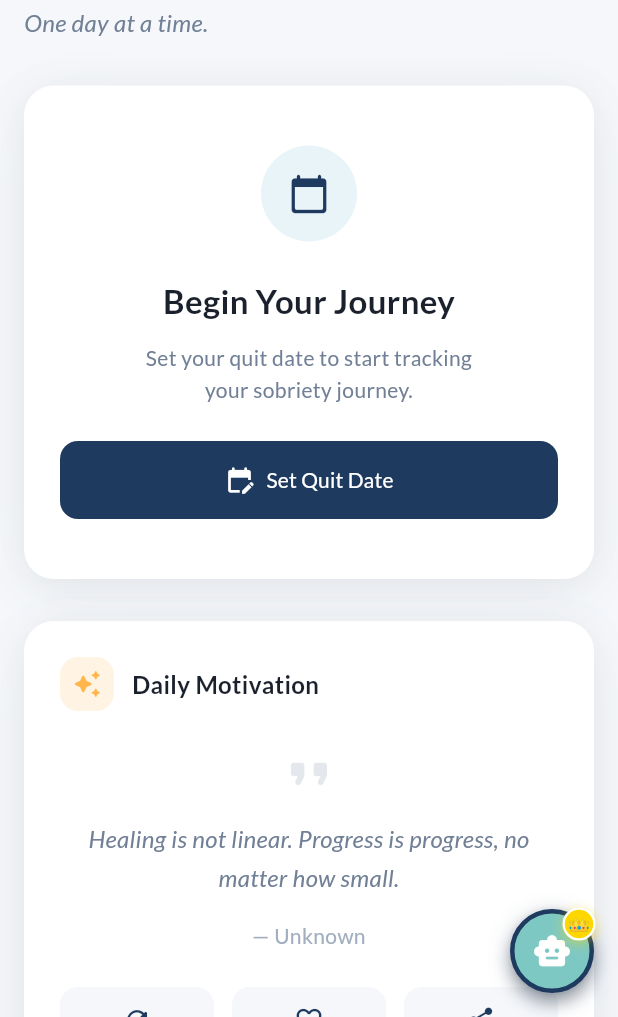
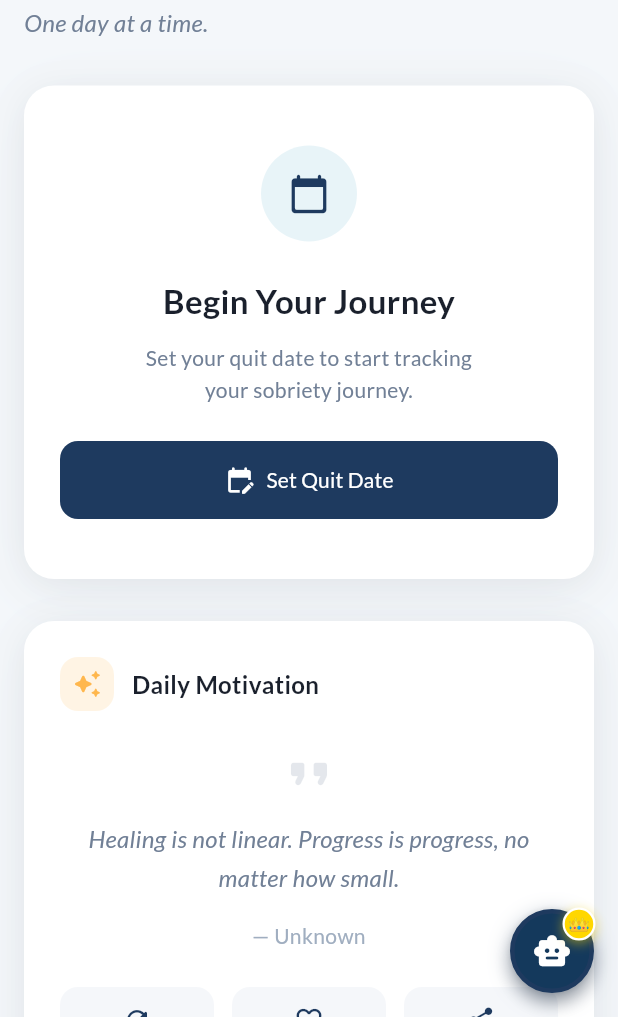
Before and after one commit to usama923-source/Sobriety-Counter, a Flutter app: the screen it shows after launch, after a tap on "Skip", after a tap on "Start My Journey", after a tap on "New Quote", on a phone screen of 412 x 824 dp, the part 219-1236 px from its top. Run offline on Flutter 3.47's test engine with Material 3 defaults, Android fonts, the phone set to English and light mode, and no system bars; our stand-ins replace cloud_firestore, firebase_analytics, firebase_core, flutter_local_notifications, flutter_riverpod, flutter_timezone and 3 more; accounts and stored records are empty.

Commit message:
60-30-10 theme
🤖 Generated with Codebuff
Co-Authored-By: Codebuff <noreply@codebuff.com>

```diff
--- a/lib/constants/app_colors.dart
+++ b/lib/constants/app_colors.dart
@@ -50,8 +50,59 @@ class AppColors {
   static const Color textOnDark = Color(0xFFF7FAFC);
   static const Color textOnDarkSecondary = Color(0xFFB0BEC5);
 
+  // ── 60-30-10 Theme ───────────────────────────────────────────────────────
+  // 30% Primary
+  static const Color primaryLight = Color(0xFF14395C);
+  static const Color onPrimaryLight = Color(0xFFFFFFFF);
+  static const Color primaryDark = Color(0xFF9CC3E0);
+  static const Color onPrimaryDark = Color(0xFF0B1E30);
+
+  // 10% Accent (fills and icons only — never text, never under white text)
+  static const Color accent = Color(0xFF70B0D0);
+
+  // 60% Neutral backgrounds
+  static const Color bgLight = Color(0xFFF4F7FA);
+  static const Color surfaceLight = Color(0xFFFFFFFF);
+  static const Color surfaceAltLight = Color(0xFFE9EEF5);
+  static const Color bgDark = Color(0xFF0F1B2B);
+  static const Color surfaceDark = Color(0xFF16263A);
+  static const Color surfaceAltDark = Color(0xFF1E3350);
+
+  // Success text
+  static const Color successTextLight = Color(0xFF2E7D32);
+  static const Color successTextDark = Color(0xFF81C784);
+
+  // Secondary text on light surfaces
+  static const Color secondaryTextLight = Color(0xFF4A5568);
+
   // ── Shadows ──────────────────────────────────────────────────────────────
   static Color shadowLight = Colors.black.withValues(alpha: 0.06);
   static Color shadowDark = Colors.black.withValues(alpha: 0.20);
   static Color shadowAccent = const Color(0xFF1E3A5F).withValues(alpha: 0.15);
 }
+
+/// Theme-aware color helpers for the 60-30-10 palette.
+///
+/// Use these instead of repeating `isDark ? ... : ...` for these roles.
+extension AppThemeColors on BuildContext {
+  bool get isDarkMode => Theme.of(this).brightness == Brightness.dark;
+
+  /// 30% — the single brand primary (deep navy in light, sky blue in dark).
+  Color get primary =>
+      isDarkMode ? AppColors.primaryDark : AppColors.primaryLight;
+
+  /// Text/icon color to place on top of [primary].
+  Color get onPrimary =>
+      isDarkMode ? AppColors.onPrimaryDark : AppColors.onPrimaryLight;
+
+  /// 10% — accent for fills and icons only (never text, never under white).
+  Color get accent => AppColors.accent;
+
+  /// Secondary body text color with adequate contrast in both modes.
+  Color get secondaryText =>
+      isDarkMode ? AppColors.textOnDarkSecondary : AppColors.secondaryTextLight;
+
+  /// Success text color with adequate contrast in both modes.
+  Color get successText =>
+      isDarkMode ? AppColors.successTextDark : AppColors.successTextLight;
+}
--- a/lib/screens/home_screen.dart
+++ b/lib/screens/home_screen.dart
@@ -518,7 +518,7 @@ return Scaffold(
         width: 56,
         height: 56,
         decoration: BoxDecoration(
-          color: AppColors.softTeal,
+          color: context.primary,
           shape: BoxShape.circle,
           boxShadow: [
             BoxShadow(
@@ -535,11 +535,11 @@ return Scaffold(
         child: Stack(
           clipBehavior: Clip.none,
           children: [
-            const Center(
+            Center(
               child: Icon(
                 Icons.smart_toy_rounded,
                 size: 26,
-                color: Colors.white,
+                color: context.onPrimary,
               ),
             ),
             // Gold crown badge overlay on top-right
--- a/lib/theme/app_theme.dart
+++ b/lib/theme/app_theme.dart
@@ -10,28 +10,28 @@ class AppTheme {
   // ── Light Theme ──────────────────────────────────────────────────────────
   static ThemeData get light {
     final colorScheme = ColorScheme.light(
-      primary: AppColors.navyBlue,
-      onPrimary: AppColors.white,
-      primaryContainer: AppColors.mint,
-      onPrimaryContainer: AppColors.navyBlueDark,
-      secondary: AppColors.skyBlue,
-      onSecondary: AppColors.white,
-      secondaryContainer: AppColors.skyBlueLight,
-      onSecondaryContainer: AppColors.navyBlueDark,
-      tertiary: AppColors.softTeal,
-      onTertiary: AppColors.white,
-      tertiaryContainer: AppColors.mint,
-      onTertiaryContainer: AppColors.navyBlueDark,
+      primary: AppColors.primaryLight,
+      onPrimary: AppColors.onPrimaryLight,
+      primaryContainer: AppColors.surfaceAltLight,
+      onPrimaryContainer: AppColors.primaryLight,
+      secondary: AppColors.accent,
+      onSecondary: AppColors.onPrimaryDark,
+      secondaryContainer: AppColors.surfaceAltLight,
+      onSecondaryContainer: AppColors.onPrimaryDark,
+      tertiary: AppColors.accent,
+      onTertiary: AppColors.onPrimaryDark,
+      tertiaryContainer: AppColors.surfaceAltLight,
+      onTertiaryContainer: AppColors.primaryLight,
       error: AppColors.softRed,
       onError: AppColors.white,
       errorContainer: AppColors.softRedLight.withValues(alpha: 0.2),
       onErrorContainer: AppColors.softRed,
-      surface: AppColors.white,
+      surface: AppColors.surfaceLight,
       onSurface: AppColors.textPrimary,
-      onSurfaceVariant: AppColors.textSecondary,
+      onSurfaceVariant: AppColors.secondaryTextLight,
       outline: AppColors.textTertiary,
-      outlineVariant: AppColors.lightGrayAlt,
-      surfaceTint: AppColors.navyBlue,
+      outlineVariant: AppColors.surfaceAltLight,
+      surfaceTint: AppColors.primaryLight,
       shadow: AppColors.shadowLight,
     );
 
@@ -52,21 +52,21 @@ class AppTheme {
       appBarTheme: AppBarTheme(
         elevation: 0,
         scrolledUnderElevation: 0.5,
-        backgroundColor: AppColors.white,
-        foregroundColor: AppColors.textPrimary,
+        backgroundColor: AppColors.surfaceLight,
+        foregroundColor: AppColors.primaryLight,
         centerTitle: true,
         titleTextStyle: TextStyle(
           fontSize: 18,
           fontWeight: FontWeight.w600,
-          color: AppColors.textPrimary,
+          color: AppColors.primaryLight,
         ),
       ),
 
       // ── Card ────────────────────────────────────────────────────────────
       cardTheme: CardThemeData(
         elevation: 0,
-        color: AppColors.white,
-        surfaceTintColor: AppColors.white,
+        color: AppColors.surfaceLight,
+        surfaceTintColor: AppColors.surfaceLight,
         shadowColor: AppColors.shadowLight,
         shape: RoundedRectangleBorder(
           borderRadius: BorderRadius.circular(AppConstants.radiusLg),
@@ -82,9 +82,9 @@ class AppTheme {
       elevatedButtonTheme: ElevatedButtonThemeData(
         style: ElevatedButton.styleFrom(
           elevation: 0,
-          backgroundColor: AppColors.navyBlue,
-          foregroundColor: AppColors.white,
-          disabledBackgroundColor: AppColors.lightGrayAlt,
+          backgroundColor: AppColors.primaryLight,
+          foregroundColor: AppColors.onPrimaryLight,
+          disabledBackgroundColor: AppColors.surfaceAltLight,
           disabledForegroundColor: AppColors.textTertiary,
           shadowColor: AppColors.shadowAccent,
           padding: const EdgeInsets.symmetric(
@@ -101,8 +101,8 @@ class AppTheme {
       outlinedButtonTheme: OutlinedButtonThemeData(
         style: OutlinedButton.styleFrom(
           elevation: 0,
-          foregroundColor: AppColors.navyBlue,
-          side: const BorderSide(color: AppColors.navyBlue, width: 1.5),
+          foregroundColor: AppColors.primaryLight,
+          side: const BorderSide(color: AppColors.primaryLight, width: 1.5),
           disabledForegroundColor: AppColors.textTertiary,
           padding: const EdgeInsets.symmetric(
             horizontal: AppConstants.spacingLg,
@@ -117,7 +117,7 @@ class AppTheme {
       // ── Text Button ─────────────────────────────────────────────────────
       textButtonTheme: TextButtonThemeData(
         style: TextButton.styleFrom(
-          foregroundColor: AppColors.navyBlue,
+          foregroundColor: AppColors.primaryLight,
           disabledForegroundColor: AppColors.textTertiary,
           padding: const EdgeInsets.symmetric(
             horizontal: AppConstants.spacingMd,
@@ -132,8 +132,8 @@ class AppTheme {
       // ── Floating Action Button ──────────────────────────────────────────
       floatingActionButtonTheme: FloatingActionButtonThemeData(
         elevation: 0,
-        backgroundColor: AppColors.navyBlue,
-        foregroundColor: AppColors.white,
+        backgroundColor: AppColors.primaryLight,
+        foregroundColor: AppColors.onPrimaryLight,
         shape: RoundedRectangleBorder(
           borderRadius: BorderRadius.circular(AppConstants.radiusMd),
         ),
@@ -142,7 +142,7 @@ class AppTheme {
       // ── Input Decoration ────────────────────────────────────────────────
       inputDecorationTheme: InputDecorationTheme(
         filled: true,
-        fillColor: AppColors.lightGray,
+        fillColor: AppColors.surfaceAltLight,
         contentPadding: const EdgeInsets.symmetric(
           horizontal: AppConstants.spacingMd,
           vertical: AppConstants.spacingMd,
@@ -157,7 +157,7 @@ class AppTheme {
         ),
         focusedBorder: OutlineInputBorder(
           borderRadius: BorderRadius.circular(AppConstants.radiusSm),
-          borderSide: const BorderSide(color: AppColors.navyBlue, width: 2),
+          borderSide: const BorderSide(color: AppColors.primaryLight, width: 2),
         ),
         errorBorder: OutlineInputBorder(
           borderRadius: BorderRadius.circular(AppConstants.radiusSm),
@@ -193,8 +193,8 @@ class AppTheme {
       // ── Bottom Navigation ───────────────────────────────────────────────
       bottomNavigationBarTheme: BottomNavigationBarThemeData(
         elevation: 0,
-        backgroundColor: AppColors.white,
-        selectedItemColor: AppColors.navyBlue,
+        backgroundColor: AppColors.surfaceLight,
+        selectedItemColor: AppColors.primaryLight,
         unselectedItemColor: AppColors.textTertiary,
         type: BottomNavigationBarType.fixed,
         selectedLabelStyle: TextStyle(
@@ -209,31 +209,31 @@ class AppTheme {
 
       // ── Navigation Rail ─────────────────────────────────────────────────
       navigationRailTheme: NavigationRailThemeData(
-        backgroundColor: AppColors.white,
-        indicatorColor: AppColors.mint,
+        backgroundColor: AppColors.surfaceLight,
+        indicatorColor: AppColors.surfaceAltLight,
         labelType: NavigationRailLabelType.all,
       ),
 
       // ── Drawer ──────────────────────────────────────────────────────────
       drawerTheme: const DrawerThemeData(
-        backgroundColor: AppColors.white,
+        backgroundColor: AppColors.surfaceLight,
         elevation: 0,
       ),
 
       // ── Divider ─────────────────────────────────────────────────────────
       dividerTheme: const DividerThemeData(
-        color: AppColors.lightGrayAlt,
+        color: AppColors.surfaceAltLight,
         thickness: 1,
         space: 1,
       ),
 
       // ── Chip ────────────────────────────────────────────────────────────
       chipTheme: ChipThemeData(
-        backgroundColor: AppColors.mint,
+        backgroundColor: AppColors.surfaceAltLight,
         labelStyle: TextStyle(
           fontSize: 13,
           fontWeight: FontWeight.w500,
-          color: AppColors.navyBlueDark,
+          color: AppColors.primaryLight,
         ),
         shape: RoundedRectangleBorder(
           borderRadius: BorderRadius.circular(AppConstants.radiusSm),
@@ -246,11 +246,11 @@ class AppTheme {
       ),
 
       // ── Scaffold ────────────────────────────────────────────────────────
-      scaffoldBackgroundColor: AppColors.lightGray,
+      scaffoldBackgroundColor: AppColors.bgLight,
 
       // ── Bottom Sheet ────────────────────────────────────────────────────
       bottomSheetTheme: const BottomSheetThemeData(
-        backgroundColor: AppColors.white,
+        backgroundColor: AppColors.surfaceLight,
         surfaceTintColor: Colors.transparent,
         shape: RoundedRectangleBorder(
           borderRadius: BorderRadius.only(
@@ -262,22 +262,22 @@ class AppTheme {
 
       // ── Dialog ──────────────────────────────────────────────────────────
       dialogTheme: DialogThemeData(
-        backgroundColor: AppColors.white,
+        backgroundColor: AppColors.surfaceLight,
         surfaceTintColor: Colors.transparent,
         shape: RoundedRectangleBorder(
           borderRadius: BorderRadius.circular(AppConstants.radiusLg),
         ),
       ),      // ── Progress Indicator ──────────────────────────────────────────────
       progressIndicatorTheme: const ProgressIndicatorThemeData(
-        color: AppColors.navyBlue,
-        linearTrackColor: AppColors.mint,
-        circularTrackColor: AppColors.mint,
+        color: AppColors.primaryLight,
+        linearTrackColor: AppColors.surfaceAltLight,
+        circularTrackColor: AppColors.surfaceAltLight,
       ),
 
       // ── Tooltip ─────────────────────────────────────────────────────────
       tooltipTheme: TooltipThemeData(
         decoration: BoxDecoration(
-          color: AppColors.navyBlueDark,
+          color: AppColors.primaryLight,
           borderRadius: BorderRadius.circular(AppConstants.radiusSm),
         ),
         textStyle: TextStyle(
@@ -292,28 +292,28 @@ class AppTheme {
   // ── Dark Theme ───────────────────────────────────────────────────────────
   static ThemeData get dark {
     final colorScheme = ColorScheme.dark(
-      primary: AppColors.skyBlueLight,
-      onPrimary: AppColors.navyBlueDark,
-      primaryContainer: AppColors.navyBlue,
-      onPrimaryContainer: AppColors.mint,
-      secondary: AppColors.skyBlue,
-      onSecondary: AppColors.navyBlueDark,
-      secondaryContainer: AppColors.navyBlue,
-      onSecondaryContainer: AppColors.skyBlueLight,
-      tertiary: AppColors.softTeal,
-      onTertiary: AppColors.navyBlueDark,
-      tertiaryContainer: AppColors.navyBlue,
-      onTertiaryContainer: AppColors.mint,
+      primary: AppColors.primaryDark,
+      onPrimary: AppColors.onPrimaryDark,
+      primaryContainer: AppColors.surfaceAltDark,
+      onPrimaryContainer: AppColors.primaryDark,
+      secondary: AppColors.accent,
+      onSecondary: AppColors.onPrimaryDark,
+      secondaryContainer: AppColors.surfaceAltDark,
+      onSecondaryContainer: AppColors.primaryDark,
+      tertiary: AppColors.accent,
+      onTertiary: AppColors.onPrimaryDark,
+      tertiaryContainer: AppColors.surfaceAltDark,
+      onTertiaryContainer: AppColors.primaryDark,
       error: AppColors.softRedLight,
-      onError: AppColors.navyBlueDark,
+      onError: AppColors.onPrimaryDark,
       errorContainer: AppColors.softRed.withValues(alpha: 0.2),
       onErrorContainer: AppColors.softRedLight,
-      surface: AppColors.darkSurface,
+      surface: AppColors.surfaceDark,
       onSurface: AppColors.textOnDark,
       onSurfaceVariant: AppColors.textOnDarkSecondary,
       outline: AppColors.textOnDarkSecondary.withValues(alpha: 0.5),
-      outlineVariant: AppColors.darkCardAlt,
-      surfaceTint: AppColors.skyBlue,
+      outlineVariant: AppColors.surfaceAltDark,
+      surfaceTint: AppColors.accent,
       shadow: AppColors.shadowDark,
     );
 
@@ -334,7 +334,7 @@ class AppTheme {
       appBarTheme: AppBarTheme(
         elevation: 0,
         scrolledUnderElevation: 0.5,
-        backgroundColor: AppColors.darkSurface,
+        backgroundColor: AppColors.bgDark,
         foregroundColor: AppColors.textOnDark,
         centerTitle: true,
         titleTextStyle: TextStyle(
@@ -347,8 +347,8 @@ class AppTheme {
       // ── Card ────────────────────────────────────────────────────────────
       cardTheme: CardThemeData(
         elevation: 0,
-        color: AppColors.darkCard,
-        surfaceTintColor: AppColors.darkCard,
+        color: AppColors.surfaceDark,
+        surfaceTintColor: AppColors.surfaceDark,
         shadowColor: AppColors.shadowDark,
         shape: RoundedRectangleBorder(
           borderRadius: BorderRadius.circular(AppConstants.radiusLg),
@@ -364,9 +364,9 @@ class AppTheme {
       elevatedButtonTheme: ElevatedButtonThemeData(
         style: ElevatedButton.styleFrom(
           elevation: 0,
-          backgroundColor: AppColors.skyBlueLight,
-          foregroundColor: AppColors.navyBlueDark,
-          disabledBackgroundColor: AppColors.darkCardAlt,
+          backgroundColor: AppColors.primaryDark,
+          foregroundColor: AppColors.onPrimaryDark,
+          disabledBackgroundColor: AppColors.surfaceAltDark,
           disabledForegroundColor: AppColors.textOnDarkSecondary.withValues(alpha: 0.5),
           shadowColor: AppColors.shadowDark,
           padding: const EdgeInsets.symmetric(
@@ -388,8 +388,8 @@ class AppTheme {
       outlinedButtonTheme: OutlinedButtonThemeData(
         style: OutlinedButton.styleFrom(
           elevation: 0,
-          foregroundColor: AppColors.skyBlueLight,
-          side: const BorderSide(color: AppColors.skyBlueLight, width: 1.5),
+          foregroundColor: AppColors.primaryDark,
+          side: const BorderSide(color: AppColors.primaryDark, width: 1.5),
           disabledForegroundColor: AppColors.textOnDarkSecondary.withValues(alpha: 0.5),
           padding: const EdgeInsets.symmetric(
             horizontal: AppConstants.spacingLg,
@@ -409,7 +409,7 @@ class AppTheme {
       // ── Text Button ─────────────────────────────────────────────────────
       textButtonTheme: TextButtonThemeData(
         style: TextButton.styleFrom(
-          foregroundColor: AppColors.skyBlueLight,
+          foregroundColor: AppColors.primaryDark,
           disabledForegroundColor: AppColors.textOnDarkSecondary.withValues(alpha: 0.5),
           padding: const EdgeInsets.symmetric(
             horizontal: AppConstants.spacingMd,
@@ -429,8 +429,8 @@ class AppTheme {
       // ── Floating Action Button ──────────────────────────────────────────
       floatingActionButtonTheme: FloatingActionButtonThemeData(
         elevation: 0,
-        backgroundColor: AppColors.skyBlueLight,
-        foregroundColor: AppColors.navyBlueDark,
+        backgroundColor: AppColors.primaryDark,
+        foregroundColor: AppColors.onPrimaryDark,
         shape: RoundedRectangleBorder(
           borderRadius: BorderRadius.circular(AppConstants.radiusMd),
         ),
@@ -439,7 +439,7 @@ class AppTheme {
       // ── Input Decoration ────────────────────────────────────────────────
       inputDecorationTheme: InputDecorationTheme(
         filled: true,
-        fillColor: AppColors.darkCardAlt,
+        fillColor: AppColors.surfaceAltDark,
         contentPadding: const EdgeInsets.symmetric(
           horizontal: AppConstants.spacingMd,
           vertical: AppConstants.spacingMd,
@@ -454,7 +454,7 @@ class AppTheme {
         ),
         focusedBorder: OutlineInputBorder(
           borderRadius: BorderRadius.circular(AppConstants.radiusSm),
-          borderSide: const BorderSide(color: AppColors.skyBlueLight, width: 2),
+          borderSide: const BorderSide(color: AppColors.primaryDark, width: 2),
         ),
         errorBorder: OutlineInputBorder(
           borderRadius: BorderRadius.circular(AppConstants.radiusSm),
@@ -490,8 +490,8 @@ class AppTheme {
       // ── Bottom Navigation ───────────────────────────────────────────────
       bottomNavigationBarTheme: BottomNavigationBarThemeData(
         elevation: 0,
-        backgroundColor: AppColors.darkSurface,
-        selectedItemColor: AppColors.skyBlueLight,
+        backgroundColor: AppColors.surfaceDark,
+        selectedItemColor: AppColors.primaryDark,
         unselectedItemColor: AppColors.textOnDarkSecondary,
         type: BottomNavigationBarType.fixed,
         selectedLabelStyle: TextStyle(
@@ -506,31 +506,31 @@ class AppTheme {
 
       // ── Navigation Rail ─────────────────────────────────────────────────
       navigationRailTheme: NavigationRailThemeData(
-        backgroundColor: AppColors.darkSurface,
-        indicatorColor: AppColors.navyBlue,
+        backgroundColor: AppColors.surfaceDark,
+        indicatorColor: AppColors.surfaceAltDark,
         labelType: NavigationRailLabelType.all,
       ),
 
       // ── Drawer ──────────────────────────────────────────────────────────
       drawerTheme: const DrawerThemeData(
-        backgroundColor: AppColors.darkSurface,
+        backgroundColor: AppColors.surfaceDark,
         elevation: 0,
       ),
 
       // ── Divider ─────────────────────────────────────────────────────────
       dividerTheme: DividerThemeData(
-        color: AppColors.darkCardAlt,
+        color: AppColors.surfaceAltDark,
         thickness: 1,
         space: 1,
       ),
 
       // ── Chip ────────────────────────────────────────────────────────────
       chipTheme: ChipThemeData(
-        backgroundColor: AppColors.navyBlue,
+        backgroundColor: AppColors.surfaceAltDark,
         labelStyle: TextStyle(
           fontSize: 13,
           fontWeight: FontWeight.w500,
-          color: AppColors.skyBlueLight,
+          color: AppColors.primaryDark,
         ),
         shape: RoundedRectangleBorder(
           borderRadius: BorderRadius.circular(AppConstants.radiusSm),
@@ -543,11 +543,11 @@ class AppTheme {
       ),
 
       // ── Scaffold ────────────────────────────────────────────────────────
-      scaffoldBackgroundColor: AppColors.darkSurface,
+      scaffoldBackgroundColor: AppColors.bgDark,
 
       // ── Bottom Sheet ────────────────────────────────────────────────────
       bottomSheetTheme: const BottomSheetThemeData(
-        backgroundColor: AppColors.darkSurfaceAlt,
+        backgroundColor: AppColors.surfaceAltDark,
         surfaceTintColor: Colors.transparent,
         shape: RoundedRectangleBorder(
           borderRadius: BorderRadius.only(
@@ -559,7 +559,7 @@ class AppTheme {
 
       // ── Dialog ──────────────────────────────────────────────────────────
       dialogTheme: DialogThemeData(
-        backgroundColor: AppColors.darkSurfaceAlt,
+        backgroundColor: AppColors.surfaceAltDark,
         surfaceTintColor: Colors.transparent,
         shape: RoundedRectangleBorder(
           borderRadius: BorderRadius.circular(AppConstants.radiusLg),
@@ -568,15 +568,15 @@ class AppTheme {
 
       // ── Progress Indicator ──────────────────────────────────────────────
       progressIndicatorTheme: const ProgressIndicatorThemeData(
-        color: AppColors.skyBlueLight,
-        linearTrackColor: AppColors.darkCardAlt,
-        circularTrackColor: AppColors.darkCardAlt,
+        color: AppColors.primaryDark,
+        linearTrackColor: AppColors.surfaceAltDark,
+        circularTrackColor: AppColors.surfaceAltDark,
       ),
 
       // ── Tooltip ─────────────────────────────────────────────────────────
       tooltipTheme: TooltipThemeData(
         decoration: BoxDecoration(
-          color: AppColors.darkCardAlt,
+          color: AppColors.surfaceAltDark,
           borderRadius: BorderRadius.circular(AppConstants.radiusSm),
         ),
         textStyle: TextStyle(
--- a/lib/widgets/craving_help_card.dart
+++ b/lib/widgets/craving_help_card.dart
@@ -138,7 +138,7 @@ class _CalmCravingButtonState extends State<_CalmCravingButton> {
         duration: const Duration(milliseconds: 120),
         curve: Curves.easeOut,
         child: Material(
-          color: AppColors.softTeal,
+          color: context.primary,
           borderRadius: BorderRadius.circular(50),
           clipBehavior: Clip.antiAlias,
           child: InkWell(
@@ -162,10 +162,10 @@ class _CalmCravingButtonState extends State<_CalmCravingButton> {
               child: Row(
                 mainAxisSize: MainAxisSize.min,
                 children: [
-                  const Icon(
+                  Icon(
                     Icons.self_improvement_rounded,
                     size: 20,
-                    color: Colors.white,
+                    color: context.onPrimary,
                   ),
                   const SizedBox(width: AppConstants.spacingXs),
                   Flexible(
@@ -173,18 +173,18 @@ class _CalmCravingButtonState extends State<_CalmCravingButton> {
                       'Tap for calming activities',
                       maxLines: 1,
                       overflow: TextOverflow.ellipsis,
-                      style: const TextStyle(
+                      style: TextStyle(
                         fontSize: 14,
                         fontWeight: FontWeight.w700,
-                        color: Colors.white,
+                        color: context.onPrimary,
                       ),
                     ),
                   ),
                   const SizedBox(width: AppConstants.spacingXs),
-                  const Icon(
+                  Icon(
                     Icons.chevron_right_rounded,
                     size: 20,
-                    color: Colors.white,
+                    color: context.onPrimary,
                   ),
                 ],
               ),
```
Also changed, not shown: lib/screens/craving/breathing_screen.dart (+4 -4 lines), lib/screens/craving/journal_screen.dart (+5 -5 lines), lib/screens/craving/my_reasons_screen.dart (+8 -8 lines), lib/screens/craving/timed_activity_screen.dart (+4 -4 lines).
